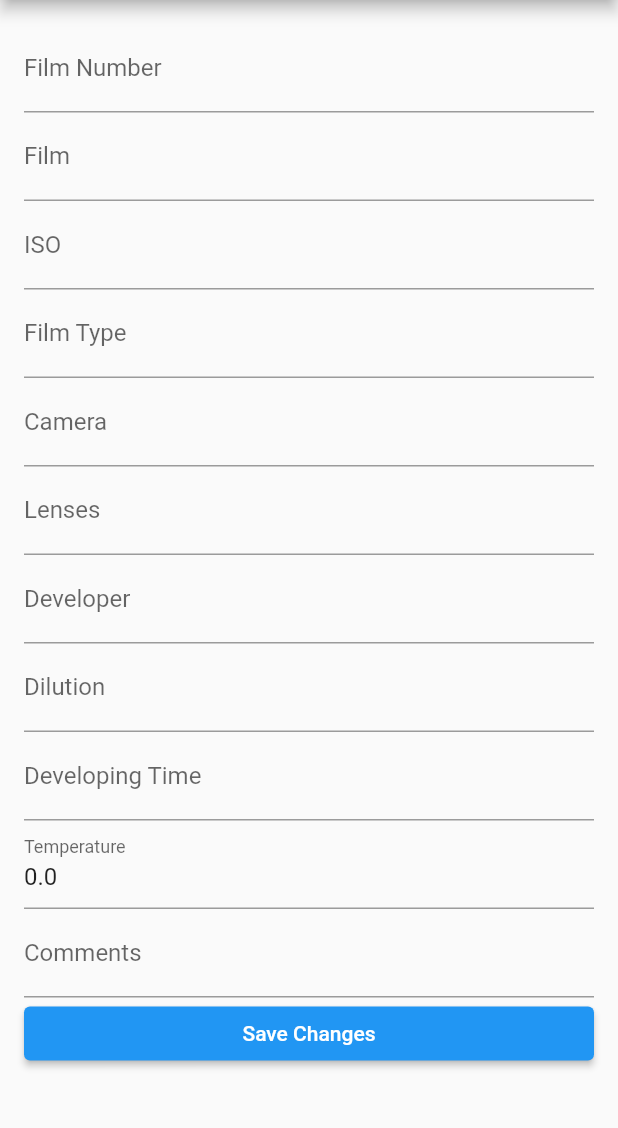
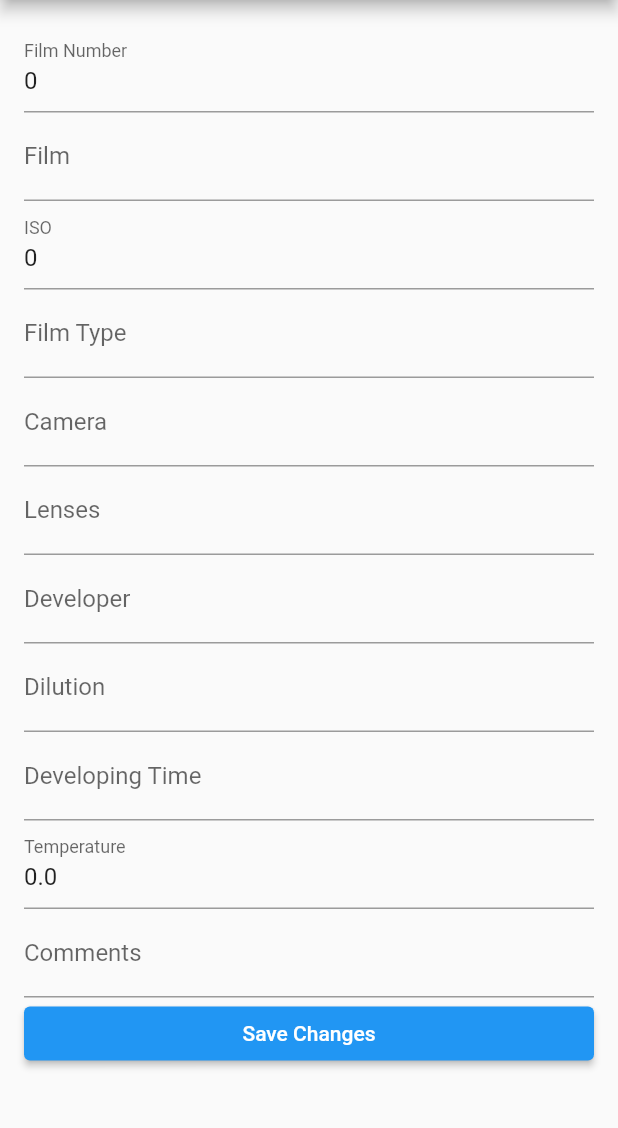
Before and after one commit to AlexGuoussatchok/my_dev_chart, a Flutter app: the EditRecordScreen screen opened directly with empty values, on a phone screen of 412 x 824 dp, the part 84-1212 px from its top. Run offline on Flutter 3.47's test engine with Material 2 defaults, Android fonts, the light colour scheme and no system bars; our stand-ins replace file_picker, permission_handler, sqflite; accounts and stored records are empty.

Commit message:
+ filmnumber on the add a new record screen works correctly

```diff
--- a/lib/databases/database_helper.dart
+++ b/lib/databases/database_helper.dart
@@ -44,8 +44,10 @@ class DatabaseHelper {
     final db = await database;
     final result = await db.rawQuery('SELECT MAX(filmNumber) FROM my_dev_notes');
     final highestFilmNumber = result.first['MAX(filmNumber)'] as int?;
-    return highestFilmNumber != null ? highestFilmNumber + 1 : 1;
+
+    return highestFilmNumber ?? 0;
   }
+
 
   Future<void> insertFilmWithContext(BuildContext context, Map<String, dynamic> filmData) async {
     final db = await database;
@@ -110,7 +112,7 @@ class DatabaseHelper {
 
     return List.generate(maps.length, (index) {
       return RecordClass(
-        filmNumber: maps[index]['filmNumber'].toString(),
+        filmNumber: maps[index]['filmNumber'],
         date: DateTime.parse(maps[index]['date']),
         film: maps[index]['film'],
         selectedIso: maps[index]['selectedIso'],
--- a/lib/extra_classes/record_class.dart
+++ b/lib/extra_classes/record_class.dart
@@ -1,8 +1,8 @@
 class RecordClass {
-  final String filmNumber;
+  final int filmNumber;
   final DateTime date;
   final String film;
-  final String selectedIso;
+  final int selectedIso;
   final String filmType;
   final String? camera;
   final String? lenses;
--- a/lib/screens/browse_records_screen.dart
+++ b/lib/screens/browse_records_screen.dart
@@ -1,7 +1,7 @@
 import 'package:flutter/material.dart';
 import 'package:my_dev_chart/databases/database_helper.dart';
 import 'package:my_dev_chart/extra_classes/record_class.dart';
-import 'package:my_dev_chart/screens/record_details_screen.dart'; // Import the new details screen
+import 'package:my_dev_chart/screens/record_details_screen.dart';
 
 class BrowseRecordsScreen extends StatelessWidget {
   final DatabaseHelper dbHelper;
@@ -36,7 +36,7 @@ class BrowseRecordsScreen extends StatelessWidget {
                 final record = snapshot.data![index];
 
                 return ListTile(
-                  title: Text('Film Number: ${record.filmNumber}'),
+                  title: Text('Film Number: ${record.filmNumber.toString()}'),
                   subtitle: Text('Date: ${record.date.toString()}\nFilm: ${record.film}\nISO: ${record.selectedIso}\nDeveloper: ${record.developer}'),
                   onTap: () {
                     Navigator.of(context).push(MaterialPageRoute(
--- a/lib/screens/edit_record_screen.dart
+++ b/lib/screens/edit_record_screen.dart
@@ -29,9 +29,9 @@ class _EditRecordScreenState extends State<EditRecordScreen> {
   @override
   void initState() {
     super.initState();
-    _filmNumberController.text = widget.record.filmNumber;
+    _filmNumberController.text = widget.record.filmNumber.toString();
     _filmController.text = widget.record.film;
-    _isoController.text = widget.record.selectedIso;
+    _isoController.text = widget.record.selectedIso.toString();
     _filmTypeController.text = widget.record.filmType;
     _cameraController.text = widget.record.camera ?? '';
     _lensesController.text = widget.record.lenses ?? '';
--- a/lib/screens/record_details_screen.dart
+++ b/lib/screens/record_details_screen.dart
@@ -9,7 +9,8 @@ class RecordDetailsScreen extends StatelessWidget {
   RecordDetailsScreen(this.record);
 
   Future<void> _deleteRecord(BuildContext context) async {
-    await DatabaseHelper().deleteRecord(record.filmNumber); // Assuming filmNumber is unique
+    await DatabaseHelper().deleteRecord(record.filmNumber.toString());
+    // Assuming filmNumber is unique
     Navigator.pop(context);
   }
 
```
Also changed, not shown: lib/screens/add_a_new_record_screen.dart (+11 -5 lines).
